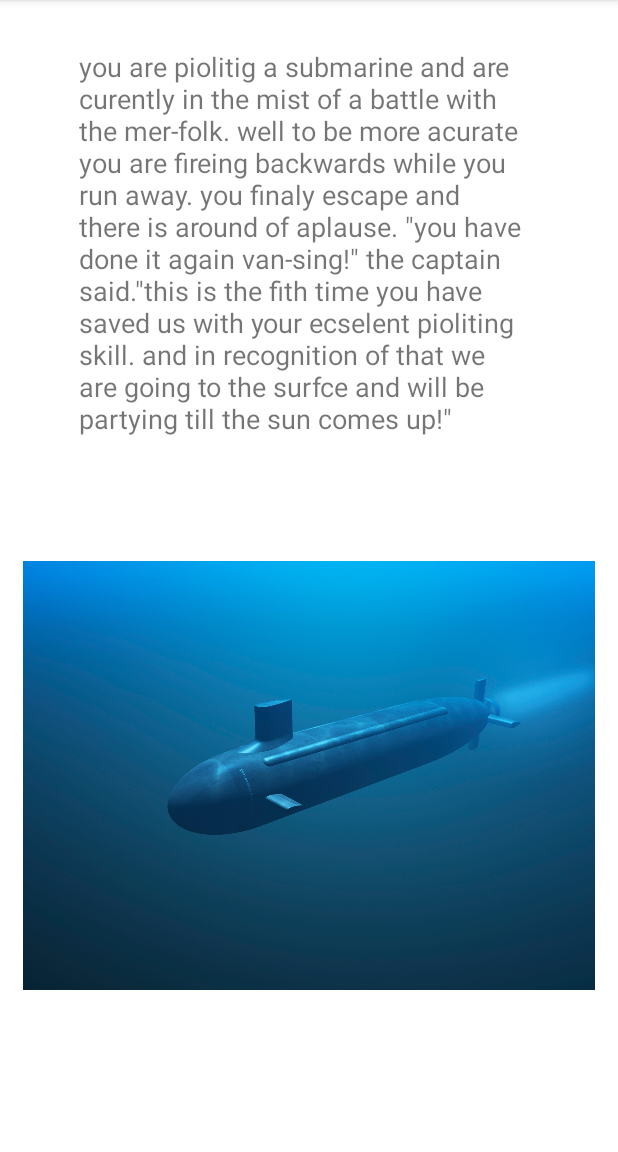
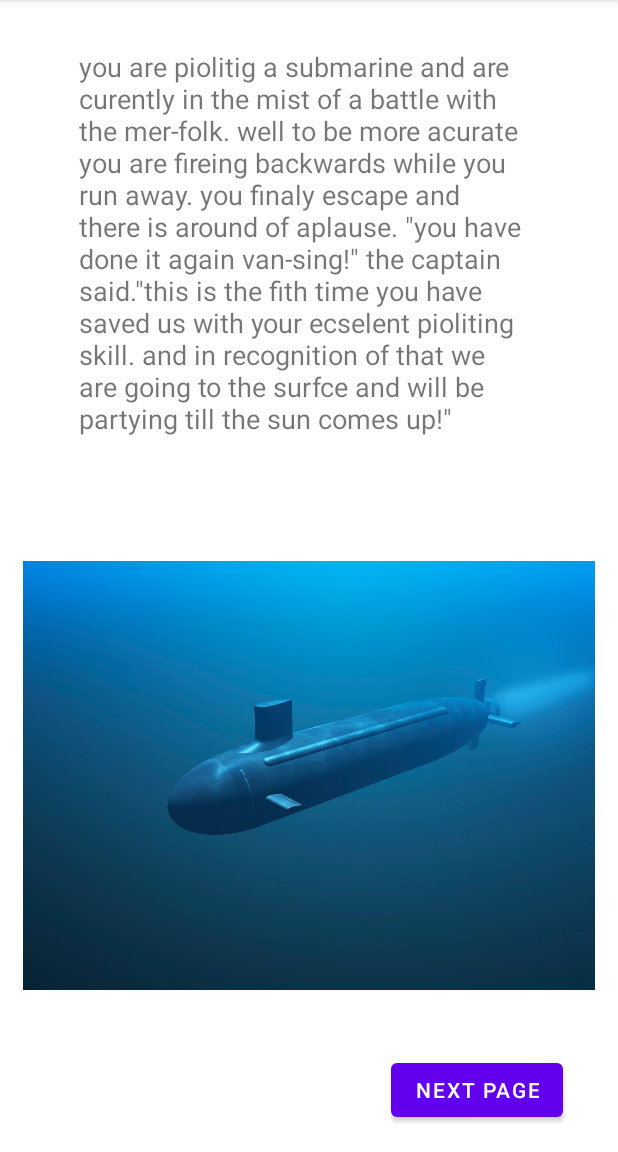
Before and after one commit to Finn-me/MyStory2, an Android app: the page1 screen opened directly, with no data from a screen before it, on a phone screen of 412 x 824 dp, the part 84-1236 px from its top. Run offline under Robolectric (Android 15) with nearby library versions, the phone set to English and light mode, and no system bars.

Commit message:
Initial Release

```diff
--- a/app/src/main/java/com/example/mystory/page1.java
+++ b/app/src/main/java/com/example/mystory/page1.java
@@ -2,7 +2,12 @@ package com.example.mystory;
 
 import androidx.appcompat.app.AppCompatActivity;
 
+import android.content.Intent;
 import android.os.Bundle;
+import android.view.MotionEvent;
+import android.view.View;
+import android.widget.Button;
+import android.widget.ImageView;
 
 public class page1 extends AppCompatActivity {
 
@@ -10,5 +15,16 @@ public class page1 extends AppCompatActivity {
     protected void onCreate(Bundle savedInstanceState) {
         super.onCreate(savedInstanceState);
         setContentView(R.layout.activity_page1);
+        Button nextLevelButton = findViewById(R.id.button);
+        nextLevelButton.setOnTouchListener(new View.OnTouchListener() {
+            @Override
+            public boolean onTouch(View v, MotionEvent event) {
+                // TODO Auto-generated method stub
+                Intent intent = new Intent(getApplicationContext(), page2.class);
+                startActivity(intent);
+
+                return false;
+            }
+        });
     }
 }
--- a/app/src/main/res/layout/activity_page1.xml
+++ b/app/src/main/res/layout/activity_page1.xml
@@ -28,4 +28,16 @@
         app:layout_constraintStart_toStartOf="parent"
         app:layout_constraintTop_toTopOf="parent"
         app:layout_constraintVertical_bias="0.013" />
+
+    <Button
+        android:id="@+id/button"
+        android:layout_width="wrap_content"
+        android:layout_height="wrap_content"
+        android:text="next page"
+        app:layout_constraintBottom_toBottomOf="parent"
+        app:layout_constraintEnd_toEndOf="parent"
+        app:layout_constraintHorizontal_bias="0.877"
+        app:layout_constraintStart_toStartOf="parent"
+        app:layout_constraintTop_toTopOf="parent"
+        app:layout_constraintVertical_bias="0.976" />
 </androidx.constraintlayout.widget.ConstraintLayout>
```
